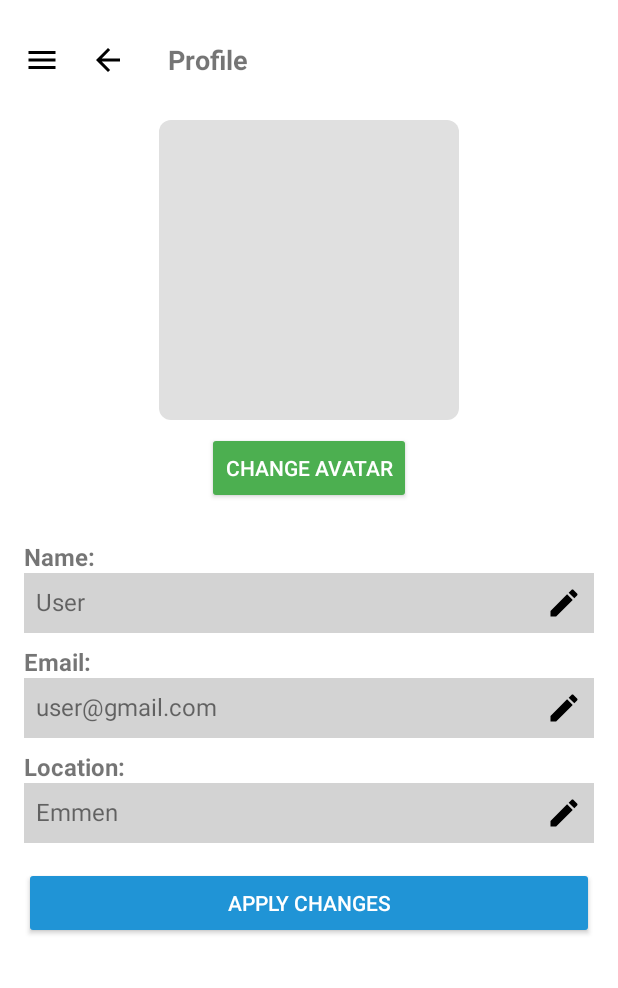
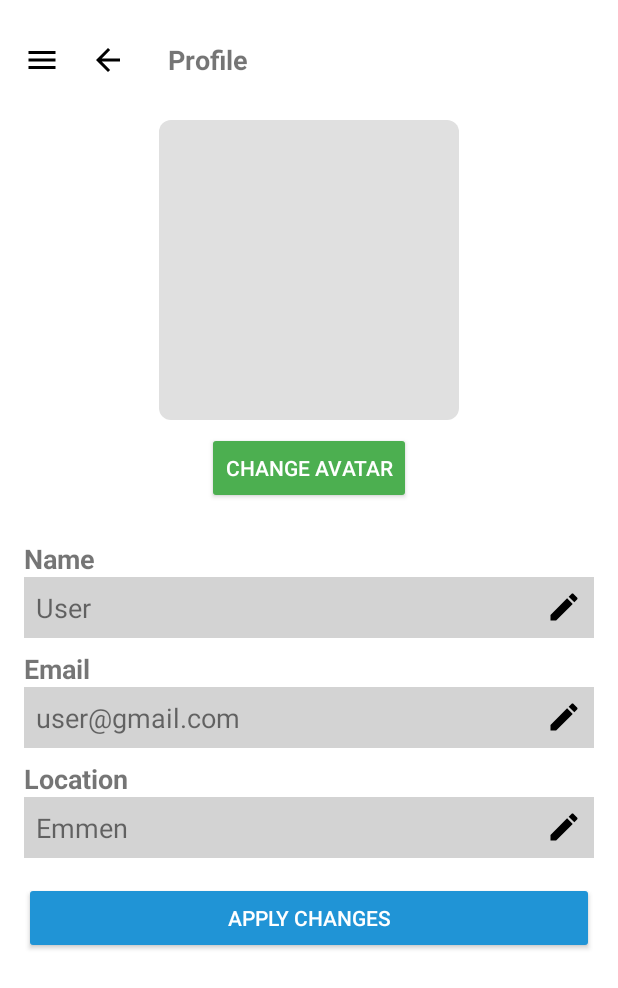
Before and after one commit to AlexMednov/Materialism, an Android app built with Jetpack Compose: the ProfilePageActivity screen opened directly, with no data from a screen before it, on a phone screen of 412 x 824 dp. Shown: the top 988 px of the screen. Run offline under Robolectric (Android 15) with nearby library versions, the phone set to English and light mode, and no system bars; our stand-ins replace Firebase (no records; nobody signed in at launch, a user with empty details on screens opened directly).

Commit message:
Changed text size to be consistent

```diff
--- a/app/src/main/res/layout/activity_profile_page.xml
+++ b/app/src/main/res/layout/activity_profile_page.xml
@@ -74,8 +74,8 @@
             <TextView
                 android:layout_width="wrap_content"
                 android:layout_height="wrap_content"
-                android:text="Name:"
-                android:textSize="16sp"
+                android:text="Name"
+                android:textSize="18sp"
                 android:textStyle="bold"
                 android:layout_marginTop="8dp" />
 
@@ -92,7 +92,7 @@
                     android:layout_height="wrap_content"
                     android:layout_weight="1"
                     android:text="User"
-                    android:textSize="16sp" />
+                    android:textSize="18sp" />
 
                 <ImageButton
                     android:id="@+id/btn_edit_name"
@@ -106,8 +106,8 @@
             <TextView
                 android:layout_width="wrap_content"
                 android:layout_height="wrap_content"
-                android:text="Email:"
-                android:textSize="16sp"
+                android:text="Email"
+                android:textSize="18sp"
                 android:textStyle="bold"
                 android:layout_marginTop="8dp" />
 
@@ -124,7 +124,7 @@
                     android:layout_height="wrap_content"
                     android:layout_weight="1"
                     android:text="user@gmail.com"
-                    android:textSize="16sp" />
+                    android:textSize="18sp" />
 
                 <ImageButton
                     android:id="@+id/btn_edit_email"
@@ -138,8 +138,8 @@
             <TextView
                 android:layout_width="wrap_content"
                 android:layout_height="wrap_content"
-                android:text="Location:"
-                android:textSize="16sp"
+                android:text="Location"
+                android:textSize="18sp"
                 android:textStyle="bold"
                 android:layout_marginTop="8dp" />
 
@@ -156,7 +156,7 @@
                     android:layout_height="wrap_content"
                     android:layout_weight="1"
                     android:text="Emmen"
-                    android:textSize="16sp" />
+                    android:textSize="18sp" />
 
                 <ImageButton
                     android:id="@+id/btn_edit_location"
```
